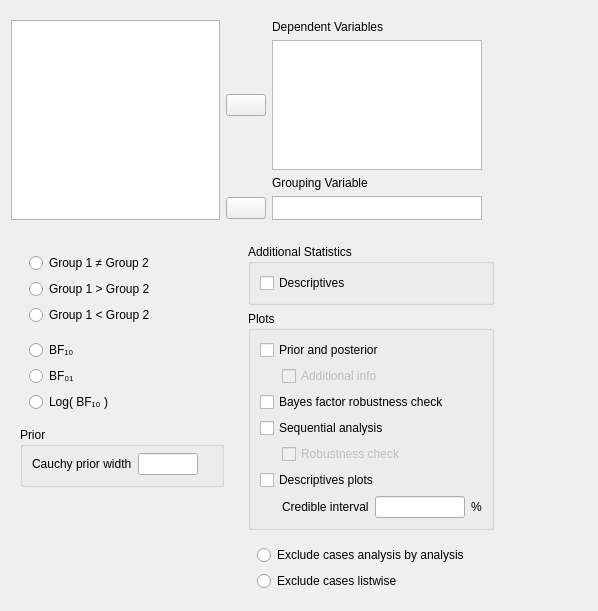
The window that JASP-Desktop/analysisforms/ttestbayesianindependentsamplesform.ui (jasp-stats/jasp-desktop) describes before a commit, drawn with Qt 5.
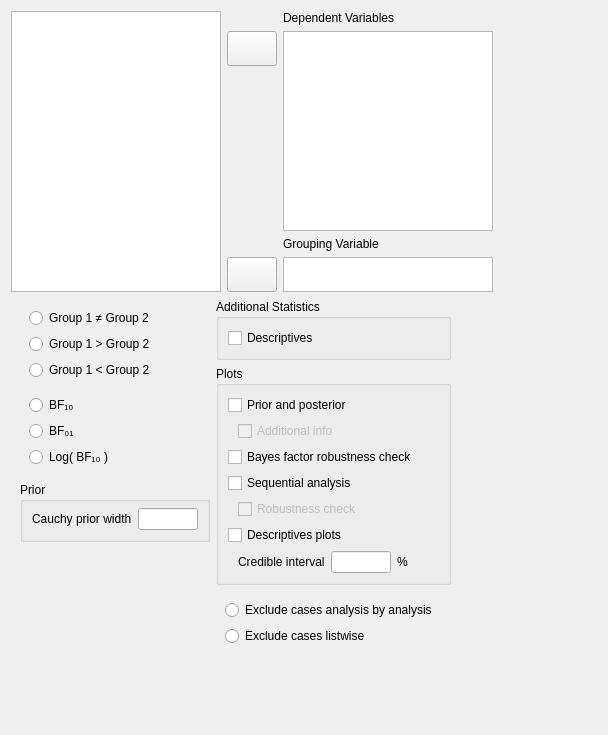
The same window after the commit. Custom widgets are drawn as their Qt base class.

What changed in the file:
```diff
--- a/JASP-Desktop/analysisforms/ttestbayesianindependentsamplesform.ui
+++ b/JASP-Desktop/analysisforms/ttestbayesianindependentsamplesform.ui
@@ -6,25 +6,25 @@
    <rect>
     <x>0</x>
     <y>0</y>
-    <width>598</width>
-    <height>558</height>
+    <width>608</width>
+    <height>735</height>
    </rect>
   </property>
   <property name="windowTitle">
    <string>Form</string>
   </property>
-  <layout class="QGridLayout" name="gridLayout">
-   <item row="0" column="0" colspan="3">
-    <widget class="QWidget" name="widget" native="true">
+  <layout class="QVBoxLayout" name="verticalLayout">
+   <item>
+    <widget class="QWidget" name="topWidget" native="true">
      <property name="sizePolicy">
-      <sizepolicy hsizetype="Fixed" vsizetype="Preferred">
+      <sizepolicy hsizetype="Fixed" vsizetype="Fixed">
        <horstretch>0</horstretch>
        <verstretch>0</verstretch>
       </sizepolicy>
      </property>
      <property name="minimumSize">
       <size>
-       <width>573</width>
+       <width>0</width>
        <height>0</height>
       </size>
      </property>
@@ -32,8 +32,23 @@
       <property name="leftMargin">
        <number>0</number>
       </property>
+      <property name="topMargin">
+       <number>0</number>
+      </property>
+      <property name="rightMargin">
+       <number>0</number>
+      </property>
+      <property name="bottomMargin">
+       <number>0</number>
+      </property>
       <item row="0" column="1">
        <widget class="QWidget" name="widget_7" native="true">
+        <property name="sizePolicy">
+         <sizepolicy hsizetype="Fixed" vsizetype="Fixed">
+          <horstretch>0</horstretch>
+          <verstretch>0</verstretch>
+         </sizepolicy>
+        </property>
         <layout class="QGridLayout" name="gridLayout_8">
          <property name="leftMargin">
           <number>0</number>
@@ -50,12 +65,24 @@
          <property name="verticalSpacing">
           <number>6</number>
          </property>
-         <item row="6" column="0">
-          <widget class="AssignButton" name="buttonAssignGroupingVariable">
+         <item row="1" column="0">
+          <widget class="AssignButton" name="buttonAssignVariables">
+           <property name="sizePolicy">
+            <sizepolicy hsizetype="Fixed" vsizetype="Fixed">
+             <horstretch>0</horstretch>
+             <verstretch>0</verstretch>
+            </sizepolicy>
+           </property>
+           <property name="minimumSize">
+            <size>
+             <width>50</width>
+             <height>35</height>
+            </size>
+           </property>
            <property name="maximumSize">
             <size>
              <width>50</width>
-             <height>16777215</height>
+             <height>35</height>
             </size>
            </property>
            <property name="text">
@@ -70,28 +97,40 @@
            </property>
           </widget>
          </item>
-         <item row="6" column="1">
+         <item row="7" column="1">
           <widget class="BoundListView" name="groupingVariable">
+           <property name="sizePolicy">
+            <sizepolicy hsizetype="Fixed" vsizetype="Fixed">
+             <horstretch>0</horstretch>
+             <verstretch>0</verstretch>
+            </sizepolicy>
+           </property>
            <property name="maximumSize">
             <size>
              <width>210</width>
-             <height>24</height>
+             <height>35</height>
             </size>
            </property>
           </widget>
          </item>
-         <item row="1" column="0">
-          <widget class="AssignButton" name="buttonAssignVariables">
+         <item row="7" column="0">
+          <widget class="AssignButton" name="buttonAssignGroupingVariable">
+           <property name="sizePolicy">
+            <sizepolicy hsizetype="Fixed" vsizetype="Fixed">
+             <horstretch>0</horstretch>
+             <verstretch>0</verstretch>
+            </sizepolicy>
+           </property>
            <property name="minimumSize">
             <size>
-             <width>0</width>
-             <height>0</height>
+             <width>50</width>
+             <height>35</height>
             </size>
            </property>
            <property name="maximumSize">
             <size>
              <width>50</width>
-             <height>16777215</height>
+             <height>35</height>
             </size>
            </property>
            <property name="text">
@@ -99,77 +138,63 @@
            </property>
           </widget>
          </item>
-         <item row="1" column="1">
-          <widget class="BoundListView" name="variables">
-           <property name="sizePolicy">
-            <sizepolicy hsizetype="Maximum" vsizetype="Expanding">
-             <horstretch>0</horstretch>
-             <verstretch>0</verstretch>
-            </sizepolicy>
-           </property>
-           <property name="minimumSize">
-            <size>
-             <width>0</width>
-             <height>0</height>
-            </size>
-           </property>
-           <property name="maximumSize">
-            <size>
-             <width>210</width>
-             <height>16777215</height>
-            </size>
-           </property>
-           <property name="selectionMode">
-            <enum>QAbstractItemView::ExtendedSelection</enum>
-           </property>
-          </widget>
-         </item>
-         <item row="5" column="1">
+         <item row="6" column="1">
           <widget class="QLabel" name="label_5">
            <property name="text">
             <string>Grouping Variable</string>
            </property>
           </widget>
          </item>
-        </layout>
-       </widget>
-      </item>
-      <item row="0" column="2">
-       <widget class="QWidget" name="widget_6" native="true">
+         <item row="2" column="0">
+          <widget class="QWidget" name="verticalWidget" native="true">
+           <property name="minimumSize">
+            <size>
+             <width>0</width>
+             <height>40</height>
+            </size>
+           </property>
+          </widget>
+         </item>
+         <item row="1" column="1" rowspan="2">
+          <widget class="BoundListView" name="variables">
+           <property name="sizePolicy">
+            <sizepolicy hsizetype="Fixed" vsizetype="Fixed">
+             <horstretch>0</horstretch>
+             <verstretch>1</verstretch>
+            </sizepolicy>
+           </property>
         <property name="minimumSize">
          <size>
-          <width>90</width>
-          <height>0</height>
-         </size>
-        </property>
-        <layout class="QVBoxLayout" name="verticalLayout_2">
-         <property name="leftMargin">
-          <number>0</number>
-         </property>
-         <property name="topMargin">
-          <number>0</number>
-         </property>
-         <property name="rightMargin">
-          <number>0</number>
-         </property>
-         <property name="bottomMargin">
-          <number>0</number>
-         </property>
+             <width>210</width>
+             <height>200</height>
+            </size>
+           </property>
+           <property name="maximumSize">
+            <size>
+             <width>210</width>
+             <height>200</height>
+            </size>
+           </property>
+           <property name="selectionMode">
+            <enum>QAbstractItemView::ExtendedSelection</enum>
+           </property>
+          </widget>
+         </item>
         </layout>
        </widget>
       </item>
       <item row="0" column="0">
        <widget class="AvailableFieldsListView" name="listAvailableFields">
         <property name="sizePolicy">
-         <sizepolicy hsizetype="Expanding" vsizetype="Expanding">
+         <sizepolicy hsizetype="Fixed" vsizetype="Expanding">
           <horstretch>0</horstretch>
           <verstretch>0</verstretch>
          </sizepolicy>
         </property>
         <property name="minimumSize">
          <size>
-          <width>0</width>
-          <height>200</height>
+          <width>210</width>
+          <height>0</height>
          </size>
         </property>
         <property name="maximumSize">
@@ -186,7 +211,19 @@
      </layout>
     </widget>
    </item>
-   <item row="1" column="0">
+   <item>
+    <widget class="QWidget" name="gridWidget" native="true">
+     <property name="sizePolicy">
+      <sizepolicy hsizetype="Fixed" vsizetype="Fixed">
+       <horstretch>0</horstretch>
+       <verstretch>0</verstretch>
+      </sizepolicy>
+     </property>
+     <layout class="QGridLayout" name="gridLayout_7">
+      <property name="topMargin">
+       <number>1</number>
+      </property>
+      <item row="0" column="0">
     <widget class="QWidget" name="widget_2" native="true">
      <property name="maximumSize">
       <size>
@@ -195,6 +232,18 @@
       </size>
      </property>
      <layout class="QGridLayout" name="gridLayout_5">
+         <property name="leftMargin">
+          <number>0</number>
+         </property>
+         <property name="topMargin">
+          <number>0</number>
+         </property>
+         <property name="rightMargin">
+          <number>0</number>
+         </property>
+         <property name="bottomMargin">
+          <number>0</number>
+         </property>
       <item row="7" column="0">
        <spacer name="verticalSpacer">
         <property name="orientation">
@@ -222,25 +271,56 @@
          </property>
          <item row="2" column="0">
           <widget class="QRadioButton" name="_3oneTailedLessThan">
+              <property name="sizePolicy">
+               <sizepolicy hsizetype="Fixed" vsizetype="Fixed">
+                <horstretch>0</horstretch>
+                <verstretch>0</verstretch>
+               </sizepolicy>
+              </property>
            <property name="text">
             <string>Group 1 &lt; Group 2</string>
            </property>
           </widget>
          </item>
-         <item row="1" column="0">
-          <widget class="QRadioButton" name="_2oneTailedGreaterThan">
-           <property name="text">
-            <string>Group 1 &gt; Group 2</string>
-           </property>
-          </widget>
-         </item>
          <item row="0" column="0">
           <widget class="QRadioButton" name="_1twoTailed">
+              <property name="sizePolicy">
+               <sizepolicy hsizetype="Fixed" vsizetype="Fixed">
+                <horstretch>0</horstretch>
+                <verstretch>0</verstretch>
+               </sizepolicy>
+              </property>
            <property name="text">
             <string>Group 1 ≠ Group 2</string>
            </property>
           </widget>
          </item>
+            <item row="1" column="0">
+             <widget class="QRadioButton" name="_2oneTailedGreaterThan">
+              <property name="sizePolicy">
+               <sizepolicy hsizetype="Fixed" vsizetype="Fixed">
+                <horstretch>0</horstretch>
+                <verstretch>0</verstretch>
+               </sizepolicy>
+              </property>
+              <property name="text">
+               <string>Group 1 &gt; Group 2</string>
+              </property>
+             </widget>
+            </item>
+            <item row="1" column="1">
+             <spacer name="horizontalSpacer">
+              <property name="orientation">
+               <enum>Qt::Horizontal</enum>
+              </property>
+              <property name="sizeHint" stdset="0">
+               <size>
+                <width>40</width>
+                <height>20</height>
+               </size>
+              </property>
+             </spacer>
+            </item>
         </layout>
        </widget>
       </item>
@@ -253,21 +333,14 @@
          <property name="topMargin">
           <number>6</number>
          </property>
-         <item row="0" column="2">
-          <spacer name="horizontalSpacer_2">
-           <property name="orientation">
-            <enum>Qt::Horizontal</enum>
-           </property>
-           <property name="sizeHint" stdset="0">
-            <size>
-             <width>81</width>
-             <height>20</height>
-            </size>
-           </property>
-          </spacer>
-         </item>
          <item row="0" column="0">
           <widget class="QLabel" name="label">
+              <property name="sizePolicy">
+               <sizepolicy hsizetype="Fixed" vsizetype="Fixed">
+                <horstretch>0</horstretch>
+                <verstretch>0</verstretch>
+               </sizepolicy>
+              </property>
            <property name="text">
             <string>Cauchy prior width</string>
            </property>
@@ -275,6 +348,12 @@
          </item>
          <item row="0" column="1">
           <widget class="BoundTextBox" name="priorWidth">
+              <property name="sizePolicy">
+               <sizepolicy hsizetype="Fixed" vsizetype="Preferred">
+                <horstretch>0</horstretch>
+                <verstretch>0</verstretch>
+               </sizepolicy>
+              </property>
            <property name="minimumSize">
             <size>
              <width>60</width>
@@ -301,65 +380,91 @@
          <bool>false</bool>
         </property>
         <layout class="QGridLayout" name="gridLayout_13">
-         <item row="1" column="0">
-          <widget class="QRadioButton" name="_2">
-           <property name="text">
-            <string>BF₀₁</string>
-           </property>
-          </widget>
-         </item>
          <item row="0" column="0">
           <widget class="QRadioButton" name="_1">
+              <property name="sizePolicy">
+               <sizepolicy hsizetype="Fixed" vsizetype="Fixed">
+                <horstretch>0</horstretch>
+                <verstretch>0</verstretch>
+               </sizepolicy>
+              </property>
            <property name="text">
             <string>BF₁₀</string>
            </property>
           </widget>
          </item>
+            <item row="1" column="0">
+             <widget class="QRadioButton" name="_2">
+              <property name="sizePolicy">
+               <sizepolicy hsizetype="Fixed" vsizetype="Fixed">
+                <horstretch>0</horstretch>
+                <verstretch>0</verstretch>
+               </sizepolicy>
+              </property>
+              <property name="text">
+               <string>BF₀₁</string>
+              </property>
+             </widget>
+            </item>
          <item row="2" column="0">
           <widget class="QRadioButton" name="_3">
+              <property name="sizePolicy">
+               <sizepolicy hsizetype="Fixed" vsizetype="Fixed">
+                <horstretch>0</horstretch>
+                <verstretch>0</verstretch>
+               </sizepolicy>
+              </property>
            <property name="text">
             <string>Log( BF₁₀ )</string>
            </property>
           </widget>
          </item>
-        </layout>
-       </widget>
-      </item>
-     </layout>
-    </widget>
-   </item>
    <item row="1" column="1">
+             <spacer name="horizontalSpacer_3">
+              <property name="orientation">
+               <enum>Qt::Horizontal</enum>
+              </property>
+              <property name="sizeHint" stdset="0">
+               <size>
+                <width>40</width>
+                <height>20</height>
+               </size>
+              </property>
+             </spacer>
+            </item>
+           </layout>
+          </widget>
+         </item>
+        </layout>
+       </widget>
+      </item>
+      <item row="0" column="1">
     <widget class="QWidget" name="widget_3" native="true">
+        <property name="sizePolicy">
+         <sizepolicy hsizetype="Preferred" vsizetype="Preferred">
+          <horstretch>0</horstretch>
+          <verstretch>0</verstretch>
+         </sizepolicy>
+        </property>
      <layout class="QGridLayout" name="gridLayout_2">
-      <item row="4" column="0">
-       <spacer name="verticalSpacer_2">
-        <property name="orientation">
-         <enum>Qt::Vertical</enum>
-        </property>
-        <property name="sizeHint" stdset="0">
-         <size>
-          <width>20</width>
-          <height>40</height>
-         </size>
-        </property>
-       </spacer>
-      </item>
+         <property name="leftMargin">
+          <number>0</number>
+         </property>
+         <property name="topMargin">
+          <number>0</number>
+         </property>
+         <property name="rightMargin">
+          <number>0</number>
+         </property>
+         <property name="bottomMargin">
+          <number>0</number>
+         </property>
       <item row="1" column="0" colspan="2">
        <widget class="GroupBox" name="plotsGroup">
         <property name="title">
          <string>Plots</string>
         </property>
         <layout class="QGridLayout" name="gridLayout_4">
-         <item row="5" column="1" colspan="4">
-          <widget class="BoundCheckBox" name="plotSequentialAnalysisRobustness">
-           <property name="enabled">
-            <bool>false</bool>
-           </property>
-           <property name="text">
-            <string>Robustness check</string>
-           </property>
-          </widget>
-         </item>
          <item row="5" column="0">
           <widget class="QWidget" name="widget_4" native="true">
            <property name="maximumSize">
@@ -370,15 +475,30 @@
            </property>
           </widget>
          </item>
-         <item row="7" column="4">
-          <widget class="QLabel" name="label_3">
+            <item row="5" column="1" colspan="4">
+             <widget class="BoundCheckBox" name="plotSequentialAnalysisRobustness">
+              <property name="enabled">
+               <bool>false</bool>
+              </property>
+              <property name="sizePolicy">
+               <sizepolicy hsizetype="Fixed" vsizetype="Fixed">
+                <horstretch>0</horstretch>
+                <verstretch>0</verstretch>
+               </sizepolicy>
+              </property>
            <property name="text">
-            <string>%</string>
+               <string>Robustness check</string>
            </property>
           </widget>
          </item>
          <item row="6" column="0" colspan="3">
           <widget class="BoundCheckBox" name="descriptivesPlots">
+              <property name="sizePolicy">
+               <sizepolicy hsizetype="Fixed" vsizetype="Fixed">
+                <horstretch>0</horstretch>
+                <verstretch>0</verstretch>
+               </sizepolicy>
+              </property>
            <property name="text">
             <string>Descriptives plots</string>
            </property>
@@ -386,6 +506,12 @@
          </item>
          <item row="0" column="0" colspan="3">
           <widget class="BoundCheckBox" name="plotPriorAndPosterior">
+              <property name="sizePolicy">
+               <sizepolicy hsizetype="Fixed" vsizetype="Fixed">
+                <horstretch>0</horstretch>
+                <verstretch>0</verstretch>
+               </sizepolicy>
+              </property>
            <property name="text">
             <string>Prior and posterior</string>
            </property>
@@ -393,6 +519,12 @@
          </item>
          <item row="4" column="0" colspan="3">
           <widget class="BoundCheckBox" name="plotSequentialAnalysis">
+              <property name="sizePolicy">
+               <sizepolicy hsizetype="Fixed" vsizetype="Fixed">
+                <horstretch>0</horstretch>
+                <verstretch>0</verstretch>
+               </sizepolicy>
+              </property>
            <property name="text">
             <string>Sequential analysis</string>
            </property>
@@ -400,6 +532,12 @@
          </item>
          <item row="3" column="0" colspan="3">
           <widget class="BoundCheckBox" name="plotBayesFactorRobustness">
+              <property name="sizePolicy">
+               <sizepolicy hsizetype="Fixed" vsizetype="Fixed">
+                <horstretch>0</horstretch>
+                <verstretch>0</verstretch>
+               </sizepolicy>
+              </property>
            <property name="text">
             <string>Bayes factor robustness check</string>
            </property>
@@ -410,35 +548,81 @@
            <property name="enabled">
             <bool>false</bool>
            </property>
+              <property name="sizePolicy">
+               <sizepolicy hsizetype="Fixed" vsizetype="Fixed">
+                <horstretch>0</horstretch>
+                <verstretch>0</verstretch>
+               </sizepolicy>
+              </property>
            <property name="text">
             <string>Additional info</string>
            </property>
           </widget>
          </item>
          <item row="7" column="1">
+             <widget class="QWidget" name="horizontalWidget" native="true">
+              <layout class="QHBoxLayout" name="horizontalLayout">
+               <property name="leftMargin">
+                <number>0</number>
+               </property>
+               <property name="topMargin">
+                <number>0</number>
+               </property>
+               <property name="rightMargin">
+                <number>0</number>
+               </property>
+               <property name="bottomMargin">
+                <number>0</number>
+               </property>
+               <item>
           <widget class="QLabel" name="label_2">
+                 <property name="sizePolicy">
+                  <sizepolicy hsizetype="Fixed" vsizetype="Fixed">
+                   <horstretch>0</horstretch>
+                   <verstretch>0</verstretch>
+                  </sizepolicy>
+                 </property>
            <property name="text">
             <string>Credible interval</string>
            </property>
           </widget>
          </item>
-         <item row="7" column="2" colspan="2">
-          <widget class="BoundTextBox" name="descriptivesPlotsCredibleInterval"/>
-         </item>
-        </layout>
-       </widget>
-      </item>
-      <item row="0" column="0" colspan="2">
-       <widget class="GroupBox" name="groupBox_7">
-        <property name="title">
-         <string>Additional Statistics</string>
-        </property>
-        <layout class="QGridLayout" name="gridLayout_3">
-         <item row="0" column="0" colspan="2">
-          <widget class="BoundCheckBox" name="descriptives">
+               <item>
+                <widget class="BoundTextBox" name="descriptivesPlotsCredibleInterval">
+                 <property name="sizePolicy">
+                  <sizepolicy hsizetype="Fixed" vsizetype="Preferred">
+                   <horstretch>0</horstretch>
+                   <verstretch>0</verstretch>
+                  </sizepolicy>
+                 </property>
+                 <property name="minimumSize">
+                  <size>
+                   <width>60</width>
+                   <height>0</height>
+                  </size>
+                 </property>
+                 <property name="maximumSize">
+                  <size>
+                   <width>60</width>
+                   <height>16777215</height>
+                  </size>
+                 </property>
+                </widget>
+               </item>
+               <item>
+                <widget class="QLabel" name="label_3">
+                 <property name="sizePolicy">
+                  <sizepolicy hsizetype="Fixed" vsizetype="Fixed">
+                   <horstretch>0</horstretch>
+                   <verstretch>0</verstretch>
+                  </sizepolicy>
+                 </property>
            <property name="text">
-            <string>Descriptives</string>
-           </property>
+                  <string>%</string>
+                 </property>
+                </widget>
+               </item>
+              </layout>
           </widget>
          </item>
         </layout>
@@ -456,35 +640,98 @@
          <property name="bottomMargin">
           <number>0</number>
          </property>
-         <item row="0" column="0">
-          <widget class="QRadioButton" name="_1excludeAnalysisByAnalysis">
-           <property name="text">
-            <string>Exclude cases analysis by analysis</string>
-           </property>
-          </widget>
-         </item>
          <item row="1" column="0">
           <widget class="QRadioButton" name="_2excludeListwise">
+              <property name="sizePolicy">
+               <sizepolicy hsizetype="Fixed" vsizetype="Fixed">
+                <horstretch>0</horstretch>
+                <verstretch>0</verstretch>
+               </sizepolicy>
+              </property>
            <property name="text">
             <string>Exclude cases listwise</string>
            </property>
           </widget>
          </item>
-        </layout>
-       </widget>
-      </item>
+            <item row="0" column="0">
+             <widget class="QRadioButton" name="_1excludeAnalysisByAnalysis">
+              <property name="sizePolicy">
+               <sizepolicy hsizetype="Fixed" vsizetype="Fixed">
+                <horstretch>0</horstretch>
+                <verstretch>0</verstretch>
+               </sizepolicy>
+              </property>
+              <property name="text">
+               <string>Exclude cases analysis by analysis</string>
+              </property>
+             </widget>
+            </item>
+            <item row="0" column="1">
+             <spacer name="horizontalSpacer_4">
+              <property name="orientation">
+               <enum>Qt::Horizontal</enum>
+              </property>
+              <property name="sizeHint" stdset="0">
+               <size>
+                <width>5</width>
+                <height>20</height>
+               </size>
+              </property>
+             </spacer>
+            </item>
      </layout>
     </widget>
    </item>
-   <item row="1" column="2">
-    <spacer name="horizontalSpacer">
+         <item row="0" column="0" colspan="2">
+          <widget class="GroupBox" name="groupBox_7">
+           <property name="title">
+            <string>Additional Statistics</string>
+           </property>
+           <layout class="QGridLayout" name="gridLayout_3">
+            <item row="0" column="0" colspan="2">
+             <widget class="BoundCheckBox" name="descriptives">
+              <property name="sizePolicy">
+               <sizepolicy hsizetype="Fixed" vsizetype="Fixed">
+                <horstretch>0</horstretch>
+                <verstretch>0</verstretch>
+               </sizepolicy>
+              </property>
+              <property name="text">
+               <string>Descriptives</string>
+              </property>
+             </widget>
+            </item>
+            <item row="0" column="2">
+             <spacer name="horizontalSpacer_2">
      <property name="orientation">
       <enum>Qt::Horizontal</enum>
      </property>
      <property name="sizeHint" stdset="0">
       <size>
-       <width>96</width>
+                <width>40</width>
        <height>20</height>
+               </size>
+              </property>
+             </spacer>
+            </item>
+           </layout>
+          </widget>
+         </item>
+        </layout>
+       </widget>
+      </item>
+     </layout>
+    </widget>
+   </item>
+   <item>
+    <spacer name="verticalSpacer_2">
+     <property name="orientation">
+      <enum>Qt::Vertical</enum>
+     </property>
+     <property name="sizeHint" stdset="0">
+      <size>
+       <width>20</width>
+       <height>40</height>
       </size>
      </property>
     </spacer>
```
Left out of the diff: 35 changed lines with no effect on the pictures. Lines whose indentation alone changed are shown as unchanged.
